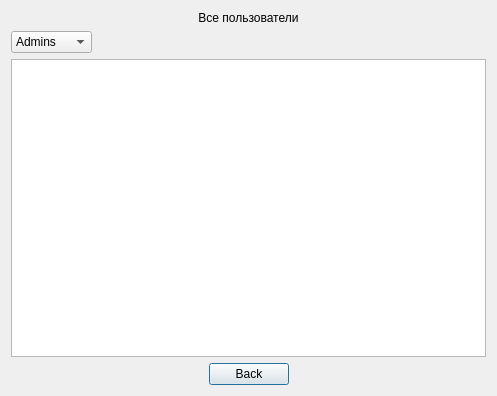
cry4alone/FacultativPRO, file Project_files/checkalluserswindow.ui: the form before one commit.
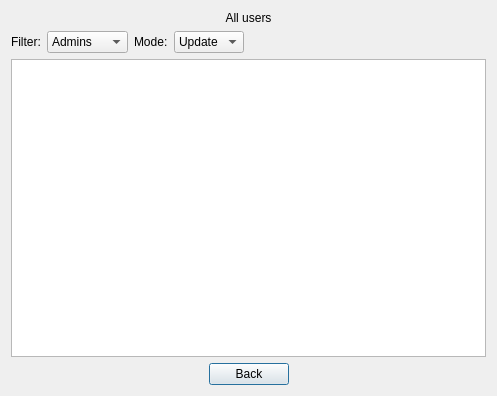
The form after the commit.

Diff of the .ui file:
```diff
--- a/Project_files/checkalluserswindow.ui
+++ b/Project_files/checkalluserswindow.ui
@@ -14,18 +14,15 @@
    <string>Dialog</string>
   </property>
   <layout class="QGridLayout" name="gridLayout">
-   <item row="0" column="0">
-    <widget class="QLabel" name="label">
-     <property name="text">
-      <string>Все пользователи</string>
-     </property>
-     <property name="alignment">
-      <set>Qt::AlignCenter</set>
-     </property>
-    </widget>
-   </item>
    <item row="1" column="0">
     <layout class="QHBoxLayout" name="horizontalLayout_2">
+     <item>
+      <widget class="QLabel" name="label_3">
+       <property name="text">
+        <string>Filter:</string>
+       </property>
+      </widget>
+     </item>
      <item>
       <widget class="QComboBox" name="comboBoxRole">
        <item>
@@ -45,6 +42,27 @@
        </item>
       </widget>
      </item>
+     <item>
+      <widget class="QLabel" name="label_2">
+       <property name="text">
+        <string>Mode:</string>
+       </property>
+      </widget>
+     </item>
+     <item>
+      <widget class="QComboBox" name="comboBox">
+       <item>
+        <property name="text">
+         <string>Update</string>
+        </property>
+       </item>
+       <item>
+        <property name="text">
+         <string>Delete</string>
+        </property>
+       </item>
+      </widget>
+     </item>
      <item>
       <spacer name="horizontalSpacer_3">
        <property name="orientation">
@@ -100,6 +118,19 @@
      </item>
     </layout>
    </item>
+   <item row="0" column="0">
+    <widget class="QLabel" name="label">
+     <property name="text">
+      <string>All users</string>
+     </property>
+     <property name="alignment">
+      <set>Qt::AlignCenter</set>
+     </property>
+    </widget>
+   </item>
+   <item row="2" column="0">
+    <widget class="QTableView" name="tableViewUsers"/>
+   </item>
   </layout>
  </widget>
  <resources/>
```
Left out of the diff: 3 changed lines with no effect on the pictures.
